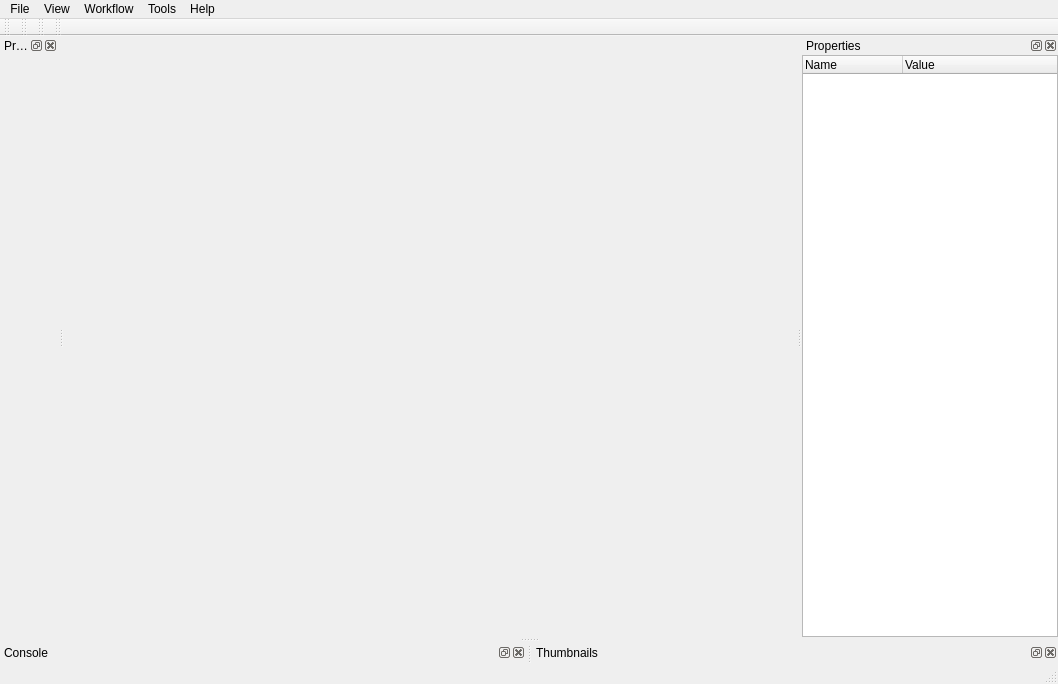
Before: the Qt Designer form src/inspector/ui/MainWindowView.ui in TIDOP-USAL/graphos, drawn with Qt 5.
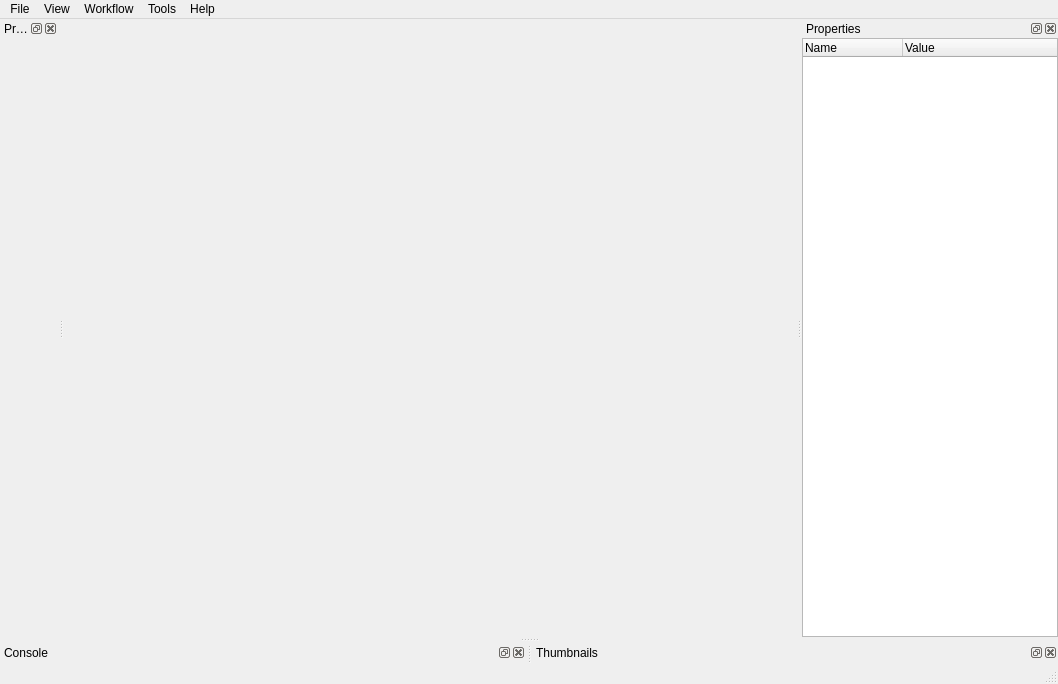
After: the same form once the commit is applied.

What changed in the file:
```diff
--- a/src/inspector/ui/MainWindowView.ui
+++ b/src/inspector/ui/MainWindowView.ui
@@ -54,29 +54,7 @@
    <addaction name="menuTools"/>
    <addaction name="menuHelp"/>
   </widget>
-  <widget class="QToolBar" name="mainToolBar">
-   <property name="windowTitle">
-    <string>File</string>
-   </property>
-   <attribute name="toolBarArea">
-    <enum>TopToolBarArea</enum>
-   </attribute>
-   <attribute name="toolBarBreak">
-    <bool>false</bool>
-   </attribute>
-  </widget>
   <widget class="QStatusBar" name="statusBar"/>
-  <widget class="QToolBar" name="toolBarTools">
-   <property name="windowTitle">
-    <string>Tools</string>
-   </property>
-   <attribute name="toolBarArea">
-    <enum>TopToolBarArea</enum>
-   </attribute>
-   <attribute name="toolBarBreak">
-    <bool>false</bool>
-   </attribute>
-  </widget>
   <widget class="QDockWidget" name="dockWidgetProject">
    <property name="windowTitle">
     <string>Project</string>
@@ -157,28 +135,6 @@
    </attribute>
    <widget class="QWidget" name="dockWidgetThumbContents"/>
   </widget>
-  <widget class="QToolBar" name="toolBarView">
-   <property name="windowTitle">
-    <string>Image viewer tools</string>
-   </property>
-   <attribute name="toolBarArea">
-    <enum>TopToolBarArea</enum>
-   </attribute>
-   <attribute name="toolBarBreak">
-    <bool>false</bool>
-   </attribute>
-  </widget>
-  <widget class="QToolBar" name="toolBarWorkflow">
-   <property name="windowTitle">
-    <string>Workflow</string>
-   </property>
-   <attribute name="toolBarArea">
-    <enum>TopToolBarArea</enum>
-   </attribute>
-   <attribute name="toolBarBreak">
-    <bool>false</bool>
-   </attribute>
-  </widget>
  </widget>
  <layoutdefault spacing="6" margin="11"/>
  <resources/>
```
